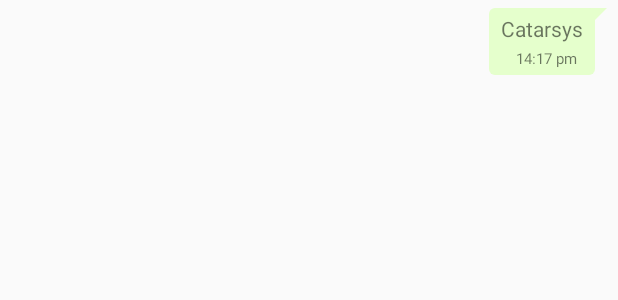
After one commit to S-Y-N/Catharsys, an Android app: the layout layout_sender.xml on its own in the app's theme, with its tools: preview values and no code run, on a phone screen of 412 x 824 dp. The commit adds this screen. Shown: the top 300 px of the screen. Run offline under Robolectric (Android 15) with nearby library versions, the phone set to English and light mode, and no system bars.

Commit message:
add layouts for messages

```diff
--- a/app/src/main/java/com/example/catarsys/ChatingActivity.java
+++ b/app/src/main/java/com/example/catarsys/ChatingActivity.java
@@ -26,7 +26,7 @@ public class ChatingActivity extends AppCompatActivity {
         _db = FirebaseDatabase.getInstance();
 
         final String senderId = _auth.getUid();
-        String reciever = getIntent().getStringExtra("userId");
+        String receiver = getIntent().getStringExtra("userId");
         String userName = getIntent().getStringExtra("userName");
         String profilePic = getIntent().getStringExtra("profilePic");
 
--- /dev/null
+++ b/app/src/main/res/drawable/bg_sender.xml
@@ -0,0 +1,20 @@
+<?xml version="1.0" encoding="utf-8"?>
+<layer-list xmlns:android="http://schemas.android.com/apk/res/android">
+    <item>
+        <rotate
+            android:fromDegrees="45"
+            android:pivotX="100%"
+            android:pivotY="0%"
+            android:toDegrees="0" >
+            <shape android:shape="rectangle" >
+                <solid android:color="@color/lightGreen" />
+            </shape>
+        </rotate>
+    </item>
+    <item android:right="8dp">
+        <shape android:shape="rectangle" >
+            <solid android:color="@color/lightGreen" />
+            <corners android:radius="4dp" />
+        </shape>
+    </item>
+</layer-list>
--- /dev/null
+++ b/app/src/main/res/layout/layout_sender.xml
@@ -0,0 +1,60 @@
+<?xml version="1.0" encoding="utf-8"?>
+<RelativeLayout xmlns:android="http://schemas.android.com/apk/res/android"
+    android:layout_width="wrap_content"
+    android:layout_height="wrap_content"
+    xmlns:app="http://schemas.android.com/apk/res-auto">
+
+    <androidx.constraintlayout.widget.ConstraintLayout
+        android:layout_width="wrap_content"
+        android:layout_height="wrap_content"
+        android:layout_alignParentRight="true"
+        android:layout_marginStart="5dp"
+        android:layout_marginLeft="5dp"
+        android:layout_marginTop="5dp"
+        android:layout_marginEnd="7dp"
+        android:layout_marginRight="7dp"
+        android:background="@drawable/bg_sender"
+        android:maxWidth="310dp"
+        android:maxHeight="400dp"
+        android:minHeight="30dp">
+
+        <androidx.constraintlayout.widget.Guideline
+            android:layout_width="wrap_content"
+            android:layout_height="wrap_content"
+            android:id="@+id/guideline2"
+            android:orientation="vertical"
+            app:layout_constraintGuide_end="16dp"/>
+
+        <TextView
+            android:layout_width="wrap_content"
+            android:layout_height="wrap_content"
+            android:id="@+id/senderText"
+            android:layout_marginStart="8dp"
+            android:layout_marginLeft="8dp"
+            android:layout_marginTop="4dp"
+            android:layout_marginBottom="3dp"
+            android:inputType="textMultiLine|textLongMessage"
+            android:maxWidth="270dp"
+            android:minWidth="50dp"
+            android:text="Catarsys"
+
+            app:layout_constraintBottom_toTopOf="@+id/senderTime"
+            app:layout_constraintEnd_toStartOf="@+id/guideline2"
+            app:layout_constraintStart_toStartOf="parent"
+            app:layout_constraintTop_toTopOf="parent"
+            app:layout_constraintVertical_bias="1.0"
+            />
+        <TextView
+            android:layout_width="wrap_content"
+            android:layout_height="wrap_content"
+            android:id="@+id/senderTime"
+            android:layout_marginEnd="4dp"
+            android:layout_marginRight="4dp"
+            android:layout_marginBottom="4dp"
+            android:text="14:17 pm"
+            android:textSize="10sp"
+            app:layout_constraintBottom_toBottomOf="parent"
+            app:layout_constraintEnd_toStartOf="@+id/guideline2"/>
+    </androidx.constraintlayout.widget.ConstraintLayout>
+
+</RelativeLayout>
--- a/app/src/main/res/values/colors.xml
+++ b/app/src/main/res/values/colors.xml
@@ -23,5 +23,6 @@
     <color name="settingIconColor">#0e8374</color>
     <color name="grayBg">#bcbcbc</color>
     <color name="chatbg">#aaaaaa</color>
+    <color name="lightBlue">#6FB1E6</color>
 
 </resources>
```
Also changed, not shown: app/src/main/res/drawable/bg_receiver.xml (added, +20 -0 lines), app/src/main/res/layout/layout_receiver.xml (added, +49 -0 lines).
